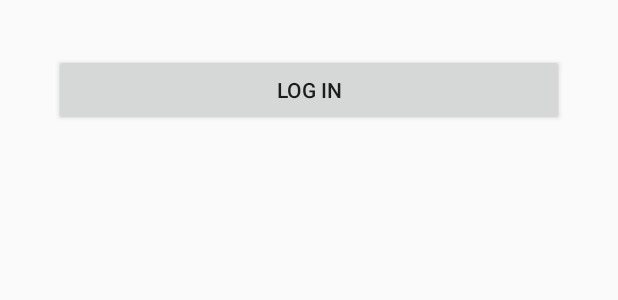
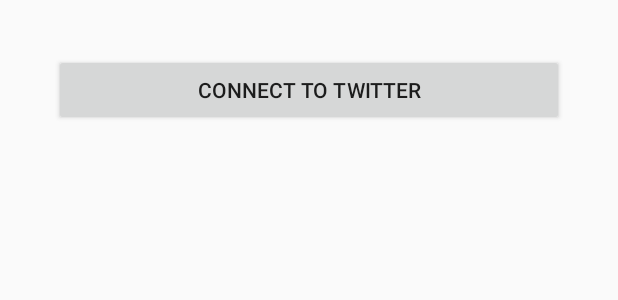
Before and after one commit to 1jinwoo/YHack_2017_Project, an Android app: the layout activity_login.xml on its own in the app's theme, with its tools: preview values and no code run, on a phone screen of 412 x 824 dp. Shown: the top 300 px of the screen. Run offline under Robolectric (Android 15) with nearby library versions, the phone set to English and light mode, and no system bars.

```diff
--- a/app/src/main/java/com/codepath/apps/tweets/LoginActivity.java
+++ b/app/src/main/java/com/codepath/apps/tweets/LoginActivity.java
@@ -1,5 +1,6 @@
 package com.codepath.apps.tweets;
 
+import android.content.Intent;
 import android.os.Bundle;
 import android.view.Menu;
 import android.view.View;
@@ -26,8 +27,8 @@ public class LoginActivity extends OAuthLoginActionBarActivity<TwitterClient> {
 	// i.e Display application "homepage"
 	@Override
 	public void onLoginSuccess() {
-		// Intent i = new Intent(this, PhotosActivity.class);
-		// startActivity(i);
+		 Intent i = new Intent(this, TimelineActivity.class);
+		 startActivity(i);
 	}
 
 	// OAuth authentication flow failed, handle the error
--- /dev/null
+++ b/app/src/main/res/values-v21/styles.xml
@@ -0,0 +1,9 @@
+<resources>>
+
+    <style name="AppTheme.NoActionBar">
+        <item name="windowActionBar">false</item>
+        <item name="windowNoTitle">true</item>
+        <item name="android:windowDrawsSystemBarBackgrounds">true</item>
+        <item name="android:statusBarColor">@android:color/transparent</item>
+    </style>
+</resources>
--- /dev/null
+++ b/app/src/main/res/values-w820dp/dimens.xml
@@ -0,0 +1,6 @@
+<resources>
+    <!-- Example customization of dimensions originally defined in res/values/dimens.xml
+         (such as screen margins) for screens with more than 820dp of available width. This
+         would include 7" and 10" devices in landscape (~960dp and ~1280dp respectively). -->
+    <dimen name="activity_horizontal_margin">64dp</dimen>
+</resources>
--- a/app/src/main/res/values/dimens.xml
+++ b/app/src/main/res/values/dimens.xml
@@ -3,5 +3,6 @@
     <!-- Default screen margins, per the Android Design guidelines. -->
     <dimen name="activity_horizontal_margin">16dp</dimen>
     <dimen name="activity_vertical_margin">16dp</dimen>
+    <dimen name="fab_margin">16dp</dimen>
 
 </resources>
--- a/app/src/main/res/values/strings.xml
+++ b/app/src/main/res/values/strings.xml
@@ -2,7 +2,7 @@
 <resources>
 
     <string name="app_name">Simple Tweets</string>
-    <string name="login_label">Log in</string>
+    <string name="login_label">Connect to Twitter</string>
     <string name="title_activity_timeline"> Home </string>
 
 </resources>
--- a/app/src/main/res/values/styles.xml
+++ b/app/src/main/res/values/styles.xml
@@ -13,4 +13,13 @@
         <!-- All customizations that are NOT specific to a particular API-level can go here. -->
     </style>
 
+    <style name="AppTheme.NoActionBar">
+        <item name="windowActionBar">false</item>
+        <item name="windowNoTitle">true</item>
+    </style>
+
+    <style name="AppTheme.AppBarOverlay" parent="ThemeOverlay.AppCompat.Dark.ActionBar" />
+
+    <style name="AppTheme.PopupOverlay" parent="ThemeOverlay.AppCompat.Light" />
+
 </resources>
```
Also changed, not shown: app/build.gradle (+4 -3 lines), app/src/main/AndroidManifest.xml (+12 -5 lines), app/src/main/java/com/codepath/apps/tweets/TimelineActivity.java (added, +29 -0 lines), app/src/main/res/layout/activity_timeline.xml (added, +34 -0 lines), app/src/main/res/layout/content_timeline.xml (added, +21 -0 lines).
